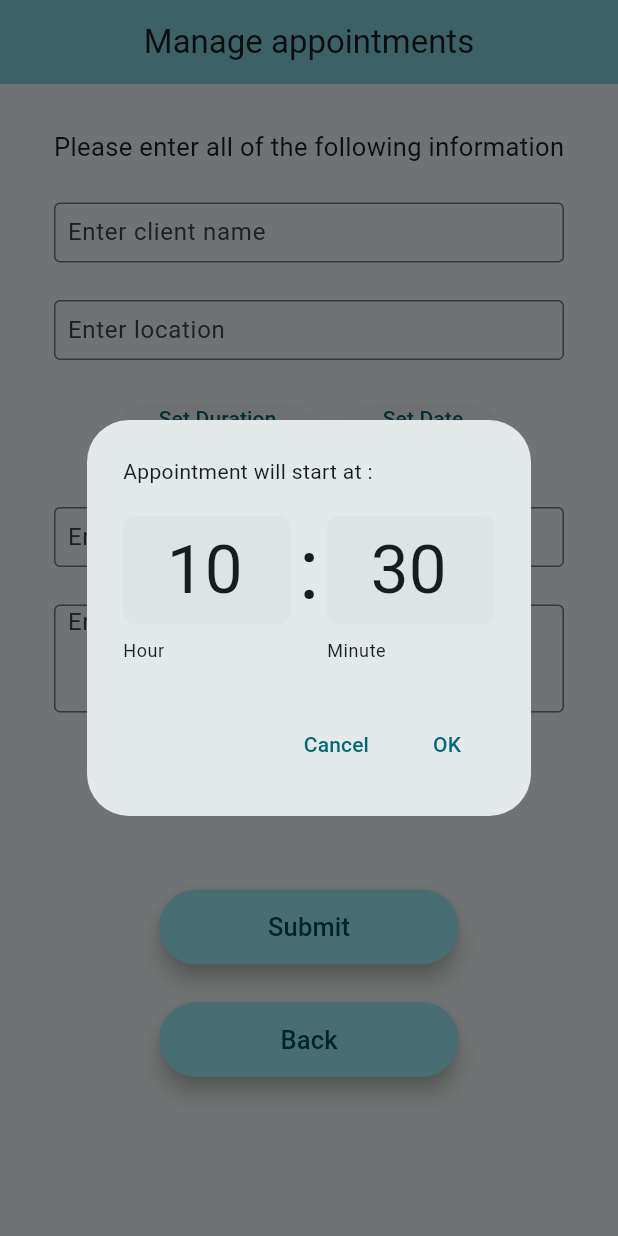
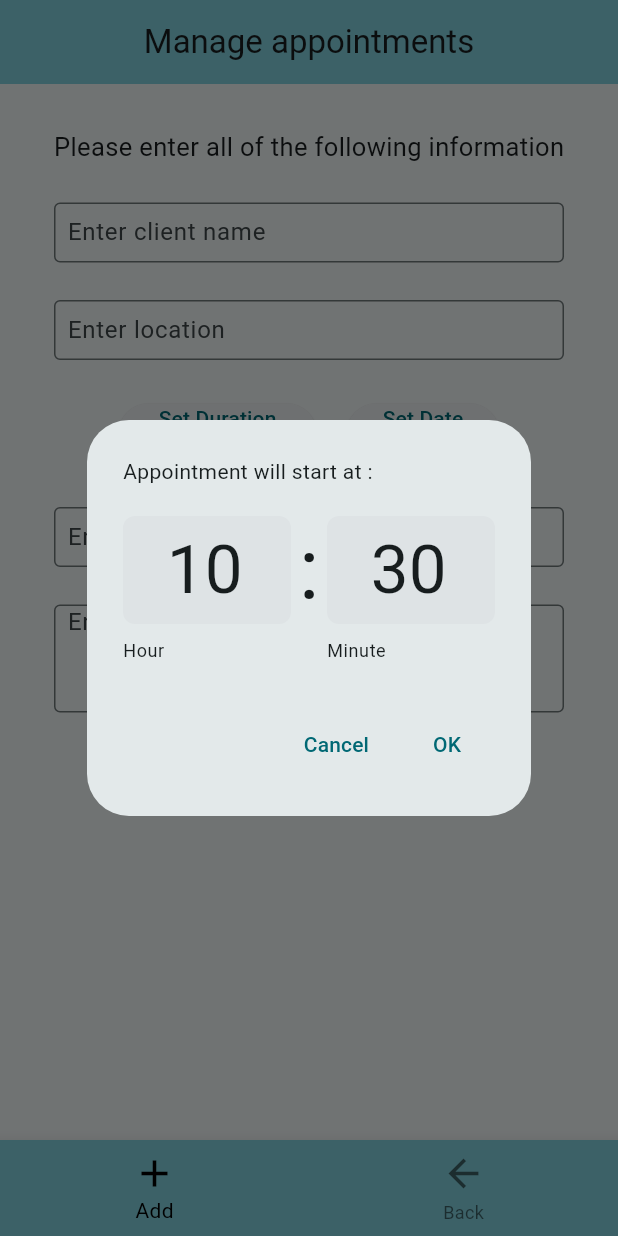
Before and after one commit to FantasyRuinX/Flutter-ManageAppointments, a Flutter app: the AddAppointment screen opened by its route, after a tap on an icon or button, on a phone screen of 412 x 824 dp. Run offline on Flutter 3.47's test engine with Material 3 defaults, Android fonts, the phone set to English and light mode, and no system bars; our stand-ins replace flutter_animate, flutter_local_notifications, get, permission_handler, sqflite, table_calendar; missing offline and left inert: flutter_background_service; accounts and stored records are empty.

Commit message:
Replaced add and back buttons with bottomNavigationBarItem

```diff
--- a/lib/UI/addAppointment.dart
+++ b/lib/UI/addAppointment.dart
@@ -28,6 +28,7 @@ class _AddAppointmentState extends State<AddAppointment> {
   Event? _currentEvent;
   bool _addedEvent = false;
   bool _updateCurrentEvent = false;
+  int _selectedItem = 0;
   late Size _screenSize = MediaQuery.sizeOf(context);
 
   @override
@@ -64,6 +65,37 @@ class _AddAppointmentState extends State<AddAppointment> {
         _addedEvent = true;
       }
     });
+  }
+
+  void setCurrentItem(BuildContext context,EventViewModel eventViewModel,int index) {
+
+    setState(() {
+      _selectedItem = index;
+    switch(_selectedItem){
+      case 0 : if (_textControllerName.text.isNotEmpty &&
+          _textControllerLocation.text.isNotEmpty &&
+          _textControllerDescr.text.isNotEmpty) {
+
+        if (_textControllerAmount.text.isEmpty)
+        {_textControllerAmount.text = "0";}
+
+        if (_currentEvent == null) {
+          addEvent(eventViewModel);
+        } else {
+          if (_updateCurrentEvent) {
+            updateEvent(eventViewModel);
+          } else {
+            addEvent(eventViewModel);
+          }
+        }
+
+        Navigator.pushNamed(context, "/home");
+      }
+      break;
+
+      case 1 : Navigator.pushNamed(context, "/home");break;
+    }});
+
   }
 
   Future<void> addEvent(EventViewModel viewmodel) async {
@@ -258,43 +290,24 @@ class _AddAppointmentState extends State<AddAppointment> {
               const SizedBox(
                 height: 20,
               ),
-              SizedBox(
-                  height: 50,
-                  width: 200,
-                  child: FloatingActionButton.large(
-                      child:
-                          const Text(style: TextStyle(fontSize: 17), "Submit"),
-                      onPressed: () {
-                        if (_textControllerName.text.isNotEmpty &&
-                            _textControllerLocation.text.isNotEmpty &&
-                            _textControllerDescr.text.isNotEmpty) {
+            ]),
+          bottomNavigationBar: BottomNavigationBar(
+            items: const <BottomNavigationBarItem>[
+              BottomNavigationBarItem(icon: Icon(Icons.add), label: "Add"),
+              BottomNavigationBarItem(icon: Icon(Icons.arrow_back), label: "Back"),
+            ],
+            currentIndex: _selectedItem,
+            onTap: (i) => setCurrentItem(context,eventViewModel,i),
+            //Show all 4 icons because more than 3 makes it invisible
+            type: BottomNavigationBarType.fixed,
+            //
+            selectedItemColor: Colors.black,
+            backgroundColor: Theme.of(context).colorScheme.inversePrimary,
+            iconSize: 30,
+          )
 
-                          if (_textControllerAmount.text.isEmpty)
-                          {_textControllerAmount.text = "0";}
-
-                          if (_currentEvent == null) {
-                            addEvent(eventViewModel);
-                          } else {
-                            if (_updateCurrentEvent) {
-                              updateEvent(eventViewModel);
-                            } else {
-                              addEvent(eventViewModel);
-                            }
-                          }
-
-                          Navigator.pushNamed(context, "/home");
-                        }
-                      })),
-              SizedBox(
-                  height: 50,
-                  width: 200,
-                  child: FloatingActionButton.large(
-                      child: const Text(style: TextStyle(fontSize: 17), "Back"),
-                      onPressed: () {
-                        Navigator.pushNamed(context, "/home");
-                      })),
-            ]),
       );
     });
   }
+
 }
```
